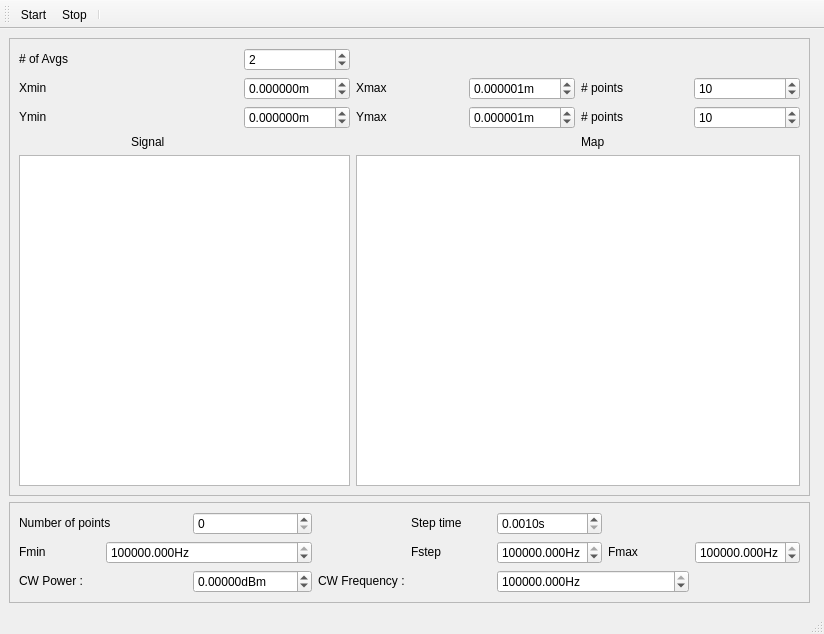
The window that gui/confocal_gui/confocal_gui.ui (hbabashah/qudi-lqno) describes before a commit, drawn with Qt 5.
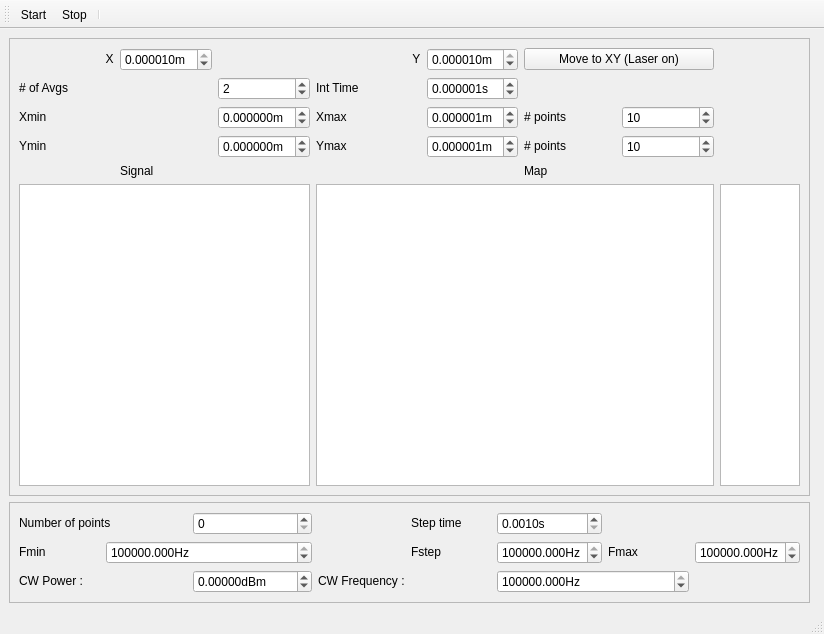
The same window after the commit. Icons and pictures are not drawn. Custom widgets are drawn as their Qt base class.

```diff
--- a/gui/confocal_gui/confocal_gui.ui
+++ b/gui/confocal_gui/confocal_gui.ui
@@ -42,8 +42,8 @@
        <enum>QFrame::Raised</enum>
       </property>
       <layout class="QGridLayout" name="gridLayout_4">
-       <item row="2" column="5">
-        <widget class="QLabel" name="label_11">
+       <item row="3" column="0">
+        <widget class="QLabel" name="label_13">
          <property name="sizePolicy">
           <sizepolicy hsizetype="Minimum" vsizetype="Fixed">
            <horstretch>0</horstretch>
@@ -51,31 +51,12 @@
           </sizepolicy>
          </property>
          <property name="text">
-          <string># points</string>
+          <string>Ymin</string>
          </property>
         </widget>
        </item>
-       <item row="4" column="0" colspan="3">
-        <widget class="PlotWidget" name="dummy_graph"/>
-       </item>
-       <item row="2" column="6">
-        <widget class="QSpinBox" name="ynpts_doubleSpinBox">
-         <property name="minimum">
-          <number>0</number>
-         </property>
-         <property name="maximum">
-          <number>2000</number>
-         </property>
-         <property name="singleStep">
-          <number>1</number>
-         </property>
-         <property name="value">
-          <number>10</number>
-         </property>
-        </widget>
-       </item>
-       <item row="2" column="4">
-        <widget class="ScienDSpinBox" name="ymax_doubleSpinBox">
+       <item row="3" column="2">
+        <widget class="ScienDSpinBox" name="ymin_doubleSpinBox">
          <property name="sizePolicy">
           <sizepolicy hsizetype="Minimum" vsizetype="Fixed">
            <horstretch>0</horstretch>
@@ -98,78 +79,24 @@
           <double>0.010000000000000</double>
          </property>
          <property name="value">
-          <double>0.000001000000000</double>
-         </property>
-        </widget>
-       </item>
-       <item row="3" column="5">
-        <widget class="QLabel" name="label_17">
-         <property name="sizePolicy">
-          <sizepolicy hsizetype="Minimum" vsizetype="Fixed">
-           <horstretch>0</horstretch>
-           <verstretch>0</verstretch>
-          </sizepolicy>
-         </property>
-         <property name="text">
-          <string>Map</string>
-         </property>
-        </widget>
-       </item>
-       <item row="1" column="4">
-        <widget class="ScienDSpinBox" name="xmax_doubleSpinBox">
-         <property name="sizePolicy">
-          <sizepolicy hsizetype="Minimum" vsizetype="Fixed">
-           <horstretch>0</horstretch>
-           <verstretch>0</verstretch>
-          </sizepolicy>
-         </property>
-         <property name="suffix">
-          <string>m</string>
-         </property>
-         <property name="decimals">
-          <number>6</number>
-         </property>
-         <property name="minimum">
-          <double>-0.000010000000000</double>
-         </property>
-         <property name="maximum">
-          <double>0.000010000000000</double>
-         </property>
-         <property name="singleStep">
-          <double>0.010000000000000</double>
-         </property>
-         <property name="value">
-          <double>0.000001000000000</double>
-         </property>
-        </widget>
-       </item>
-       <item row="1" column="3">
-        <widget class="QLabel" name="label_9">
-         <property name="sizePolicy">
-          <sizepolicy hsizetype="Minimum" vsizetype="Fixed">
-           <horstretch>0</horstretch>
-           <verstretch>0</verstretch>
-          </sizepolicy>
-         </property>
-         <property name="text">
-          <string>Xmax</string>
-         </property>
-        </widget>
-       </item>
-       <item row="1" column="5">
-        <widget class="QLabel" name="label_10">
-         <property name="sizePolicy">
-          <sizepolicy hsizetype="Minimum" vsizetype="Fixed">
-           <horstretch>0</horstretch>
-           <verstretch>0</verstretch>
-          </sizepolicy>
-         </property>
-         <property name="text">
-          <string># points</string>
+          <double>0.000000000000000</double>
          </property>
         </widget>
        </item>
        <item row="0" column="0">
+        <widget class="QLabel" name="label_15">
+         <property name="sizePolicy">
+          <sizepolicy hsizetype="Minimum" vsizetype="Fixed">
+           <horstretch>0</horstretch>
+           <verstretch>0</verstretch>
+          </sizepolicy>
+         </property>
+         <property name="text">
+          <string>                          X</string>
+         </property>
+        </widget>
+       </item>
+       <item row="1" column="0">
         <widget class="QLabel" name="label_18">
          <property name="sizePolicy">
           <sizepolicy hsizetype="Minimum" vsizetype="Fixed">
@@ -182,48 +109,20 @@
          </property>
         </widget>
        </item>
-       <item row="2" column="2">
-        <widget class="ScienDSpinBox" name="ymin_doubleSpinBox">
+       <item row="0" column="3">
+        <widget class="QLabel" name="label_14">
          <property name="sizePolicy">
           <sizepolicy hsizetype="Minimum" vsizetype="Fixed">
            <horstretch>0</horstretch>
            <verstretch>0</verstretch>
           </sizepolicy>
          </property>
-         <property name="suffix">
-          <string>m</string>
-         </property>
-         <property name="decimals">
-          <number>6</number>
-         </property>
-         <property name="minimum">
-          <double>-0.000010000000000</double>
-         </property>
-         <property name="maximum">
-          <double>0.000010000000000</double>
-         </property>
-         <property name="singleStep">
-          <double>0.010000000000000</double>
-         </property>
-         <property name="value">
-          <double>0.000000000000000</double>
+         <property name="text">
+          <string>                             Y</string>
          </property>
         </widget>
        </item>
        <item row="2" column="0">
-        <widget class="QLabel" name="label_13">
-         <property name="sizePolicy">
-          <sizepolicy hsizetype="Minimum" vsizetype="Fixed">
-           <horstretch>0</horstretch>
-           <verstretch>0</verstretch>
-          </sizepolicy>
-         </property>
-         <property name="text">
-          <string>Ymin</string>
-         </property>
-        </widget>
-       </item>
-       <item row="1" column="0">
         <widget class="QLabel" name="label_8">
          <property name="sizePolicy">
           <sizepolicy hsizetype="Minimum" vsizetype="Fixed">
@@ -236,8 +135,77 @@
          </property>
         </widget>
        </item>
+       <item row="1" column="3">
+        <widget class="QLabel" name="label_19">
+         <property name="sizePolicy">
+          <sizepolicy hsizetype="Minimum" vsizetype="Fixed">
+           <horstretch>0</horstretch>
+           <verstretch>0</verstretch>
+          </sizepolicy>
+         </property>
+         <property name="text">
+          <string>Int Time</string>
+         </property>
+        </widget>
+       </item>
+       <item row="1" column="4">
+        <widget class="ScienDSpinBox" name="int_time_doubleSpinBox">
+         <property name="sizePolicy">
+          <sizepolicy hsizetype="Minimum" vsizetype="Fixed">
+           <horstretch>0</horstretch>
+           <verstretch>0</verstretch>
+          </sizepolicy>
+         </property>
+         <property name="suffix">
+          <string>s</string>
+         </property>
+         <property name="decimals">
+          <number>6</number>
+         </property>
+         <property name="minimum">
+          <double>-0.100000000000000</double>
+         </property>
+         <property name="maximum">
+          <double>0.100000000000000</double>
+         </property>
+         <property name="singleStep">
+          <double>0.010000000000000</double>
+         </property>
+         <property name="value">
+          <double>0.000001000000000</double>
+         </property>
+        </widget>
+       </item>
+       <item row="2" column="2">
+        <widget class="ScienDSpinBox" name="xmin_doubleSpinBox">
+         <property name="sizePolicy">
+          <sizepolicy hsizetype="Minimum" vsizetype="Fixed">
+           <horstretch>0</horstretch>
+           <verstretch>0</verstretch>
+          </sizepolicy>
+         </property>
+         <property name="suffix">
+          <string>m</string>
+         </property>
+         <property name="decimals">
+          <number>6</number>
+         </property>
+         <property name="minimum">
+          <double>-0.000010000000000</double>
+         </property>
+         <property name="maximum">
+          <double>0.000010000000000</double>
+         </property>
+         <property name="singleStep">
+          <double>0.010000000000000</double>
+         </property>
+         <property name="value">
+          <double>0.000000000000000</double>
+         </property>
+        </widget>
+       </item>
        <item row="2" column="3">
-        <widget class="QLabel" name="label_12">
+        <widget class="QLabel" name="label_9">
          <property name="sizePolicy">
           <sizepolicy hsizetype="Minimum" vsizetype="Fixed">
            <horstretch>0</horstretch>
@@ -245,11 +213,52 @@
           </sizepolicy>
          </property>
          <property name="text">
-          <string>Ymax</string>
+          <string>Xmax</string>
          </property>
         </widget>
        </item>
-       <item row="1" column="6">
+       <item row="2" column="4">
+        <widget class="ScienDSpinBox" name="xmax_doubleSpinBox">
+         <property name="sizePolicy">
+          <sizepolicy hsizetype="Minimum" vsizetype="Fixed">
+           <horstretch>0</horstretch>
+           <verstretch>0</verstretch>
+          </sizepolicy>
+         </property>
+         <property name="suffix">
+          <string>m</string>
+         </property>
+         <property name="decimals">
+          <number>6</number>
+         </property>
+         <property name="minimum">
+          <double>-0.000010000000000</double>
+         </property>
+         <property name="maximum">
+          <double>0.000010000000000</double>
+         </property>
+         <property name="singleStep">
+          <double>0.010000000000000</double>
+         </property>
+         <property name="value">
+          <double>0.000001000000000</double>
+         </property>
+        </widget>
+       </item>
+       <item row="2" column="5">
+        <widget class="QLabel" name="label_10">
+         <property name="sizePolicy">
+          <sizepolicy hsizetype="Minimum" vsizetype="Fixed">
+           <horstretch>0</horstretch>
+           <verstretch>0</verstretch>
+          </sizepolicy>
+         </property>
+         <property name="text">
+          <string># points</string>
+         </property>
+        </widget>
+       </item>
+       <item row="2" column="6">
         <widget class="QSpinBox" name="xnpts_doubleSpinBox">
          <property name="minimum">
           <number>0</number>
@@ -268,35 +277,55 @@
          </property>
         </widget>
        </item>
+       <item row="0" column="5" colspan="2">
+        <widget class="QPushButton" name="movetoxy_btn">
+         <property name="text">
+          <string>Move to XY (Laser on)</string>
+         </property>
+        </widget>
+       </item>
+       <item row="0" column="4">
+        <widget class="ScienDSpinBox" name="ypos_doubleSpinBox">
+         <property name="sizePolicy">
+          <sizepolicy hsizetype="Minimum" vsizetype="Fixed">
+           <horstretch>0</horstretch>
+           <verstretch>0</verstretch>
+          </sizepolicy>
+         </property>
+         <property name="suffix">
+          <string>m</string>
+         </property>
+         <property name="decimals">
+          <number>6</number>
+         </property>
+         <property name="minimum">
+          <double>-0.000010000000000</double>
+         </property>
+         <property name="maximum">
+          <double>0.000010000000000</double>
+         </property>
+         <property name="singleStep">
+          <double>0.010000000000000</double>
+         </property>
+         <property name="value">
+          <double>0.000010000000000</double>
+         </property>
+        </widget>
+       </item>
+       <item row="3" column="3">
+        <widget class="QLabel" name="label_12">
+         <property name="sizePolicy">
+          <sizepolicy hsizetype="Minimum" vsizetype="Fixed">
+           <horstretch>0</horstretch>
+           <verstretch>0</verstretch>
+          </sizepolicy>
+         </property>
+         <property name="text">
+          <string>Ymax</string>
+         </property>
+        </widget>
+       </item>
        <item row="1" column="2">
-        <widget class="ScienDSpinBox" name="xmin_doubleSpinBox">
-         <property name="sizePolicy">
-          <sizepolicy hsizetype="Minimum" vsizetype="Fixed">
-           <horstretch>0</horstretch>
-           <verstretch>0</verstretch>
-          </sizepolicy>
-         </property>
-         <property name="suffix">
-          <string>m</string>
-         </property>
-         <property name="decimals">
-          <number>6</number>
-         </property>
-         <property name="minimum">
-          <double>-0.000010000000000</double>
-         </property>
-         <property name="maximum">
-          <double>0.000010000000000</double>
-         </property>
-         <property name="singleStep">
-          <double>0.010000000000000</double>
-         </property>
-         <property name="value">
-          <double>0.000000000000000</double>
-         </property>
-        </widget>
-       </item>
-       <item row="0" column="2">
         <widget class="QSpinBox" name="navg_doubleSpinBox">
          <property name="minimum">
           <number>0</number>
@@ -312,7 +341,7 @@
          </property>
         </widget>
        </item>
-       <item row="3" column="1">
+       <item row="4" column="1">
         <widget class="QLabel" name="label_16">
          <property name="sizePolicy">
           <sizepolicy hsizetype="Minimum" vsizetype="Fixed">
@@ -325,7 +354,7 @@
          </property>
         </widget>
        </item>
-       <item row="4" column="3" colspan="4">
+       <item row="5" column="3" colspan="4">
         <widget class="ScanPlotWidget" name="xy_ViewWidget">
          <property name="sizePolicy">
           <sizepolicy hsizetype="Expanding" vsizetype="Expanding">
@@ -338,6 +367,123 @@
          </property>
         </widget>
        </item>
+       <item row="5" column="0" colspan="3">
+        <widget class="PlotWidget" name="dummy_graph"/>
+       </item>
+       <item row="3" column="5">
+        <widget class="QLabel" name="label_11">
+         <property name="sizePolicy">
+          <sizepolicy hsizetype="Minimum" vsizetype="Fixed">
+           <horstretch>0</horstretch>
+           <verstretch>0</verstretch>
+          </sizepolicy>
+         </property>
+         <property name="text">
+          <string># points</string>
+         </property>
+        </widget>
+       </item>
+       <item row="3" column="6">
+        <widget class="QSpinBox" name="ynpts_doubleSpinBox">
+         <property name="minimum">
+          <number>0</number>
+         </property>
+         <property name="maximum">
+          <number>2000</number>
+         </property>
+         <property name="singleStep">
+          <number>1</number>
+         </property>
+         <property name="value">
+          <number>10</number>
+         </property>
+        </widget>
+       </item>
+       <item row="3" column="4">
+        <widget class="ScienDSpinBox" name="ymax_doubleSpinBox">
+         <property name="sizePolicy">
+          <sizepolicy hsizetype="Minimum" vsizetype="Fixed">
+           <horstretch>0</horstretch>
+           <verstretch>0</verstretch>
+          </sizepolicy>
+         </property>
+         <property name="suffix">
+          <string>m</string>
+         </property>
+         <property name="decimals">
+          <number>6</number>
+         </property>
+         <property name="minimum">
+          <double>-0.000010000000000</double>
+         </property>
+         <property name="maximum">
+          <double>0.000010000000000</double>
+         </property>
+         <property name="singleStep">
+          <double>0.010000000000000</double>
+         </property>
+         <property name="value">
+          <double>0.000001000000000</double>
+         </property>
+        </widget>
+       </item>
+       <item row="5" column="7">
+        <widget class="PlotWidget" name="xy_cb_ViewWidget">
+         <property name="sizePolicy">
+          <sizepolicy hsizetype="Preferred" vsizetype="Preferred">
+           <horstretch>0</horstretch>
+           <verstretch>0</verstretch>
+          </sizepolicy>
+         </property>
+         <property name="maximumSize">
+          <size>
+           <width>80</width>
+           <height>16777215</height>
+          </size>
+         </property>
+        </widget>
+       </item>
+       <item row="4" column="5">
+        <widget class="QLabel" name="label_17">
+         <property name="sizePolicy">
+          <sizepolicy hsizetype="Minimum" vsizetype="Fixed">
+           <horstretch>0</horstretch>
+           <verstretch>0</verstretch>
+          </sizepolicy>
+         </property>
+         <property name="text">
+          <string>Map</string>
+         </property>
+        </widget>
+       </item>
+       <item row="0" column="1">
+        <widget class="ScienDSpinBox" name="xpos_doubleSpinBox">
+         <property name="sizePolicy">
+          <sizepolicy hsizetype="Minimum" vsizetype="Fixed">
+           <horstretch>0</horstretch>
+           <verstretch>0</verstretch>
+          </sizepolicy>
+         </property>
+         <property name="suffix">
+          <string>m</string>
+         </property>
+         <property name="decimals">
+          <number>6</number>
+         </property>
+         <property name="minimum">
+          <double>-0.000010000000000</double>
+         </property>
+         <property name="maximum">
+          <double>0.000010000000000</double>
+         </property>
+         <property name="singleStep">
+          <double>0.010000000000000</double>
+         </property>
+         <property name="value">
+          <double>0.000010000000000</double>
+         </property>
+        </widget>
+       </item>
       </layout>
      </widget>
     </item>
```
